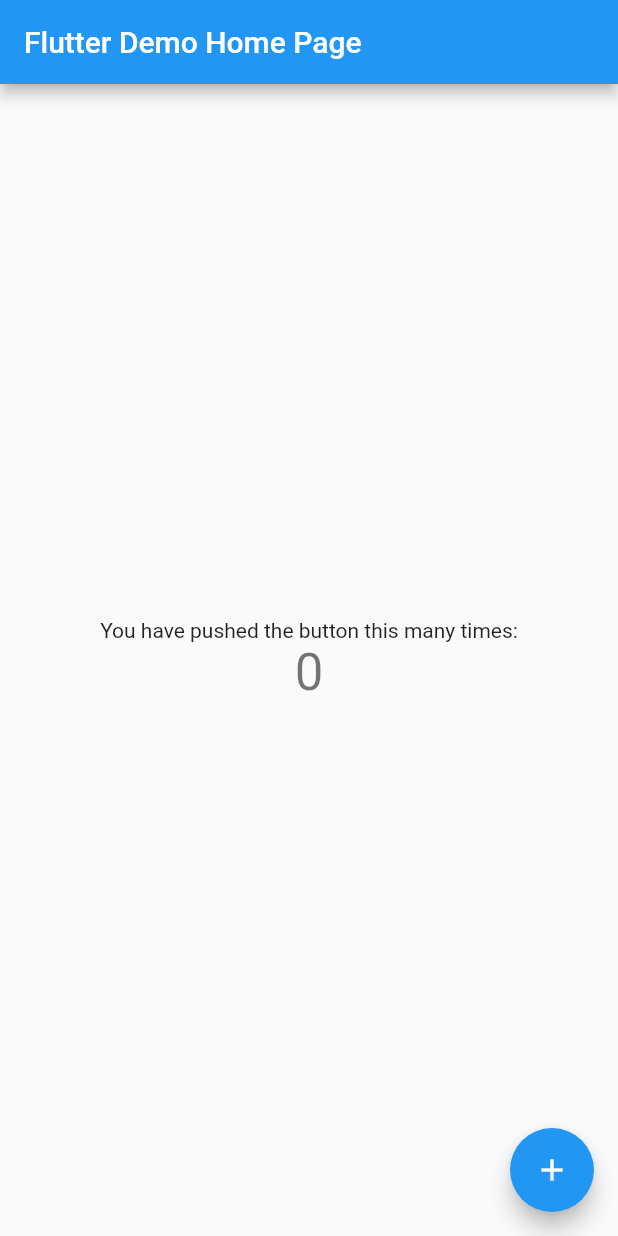
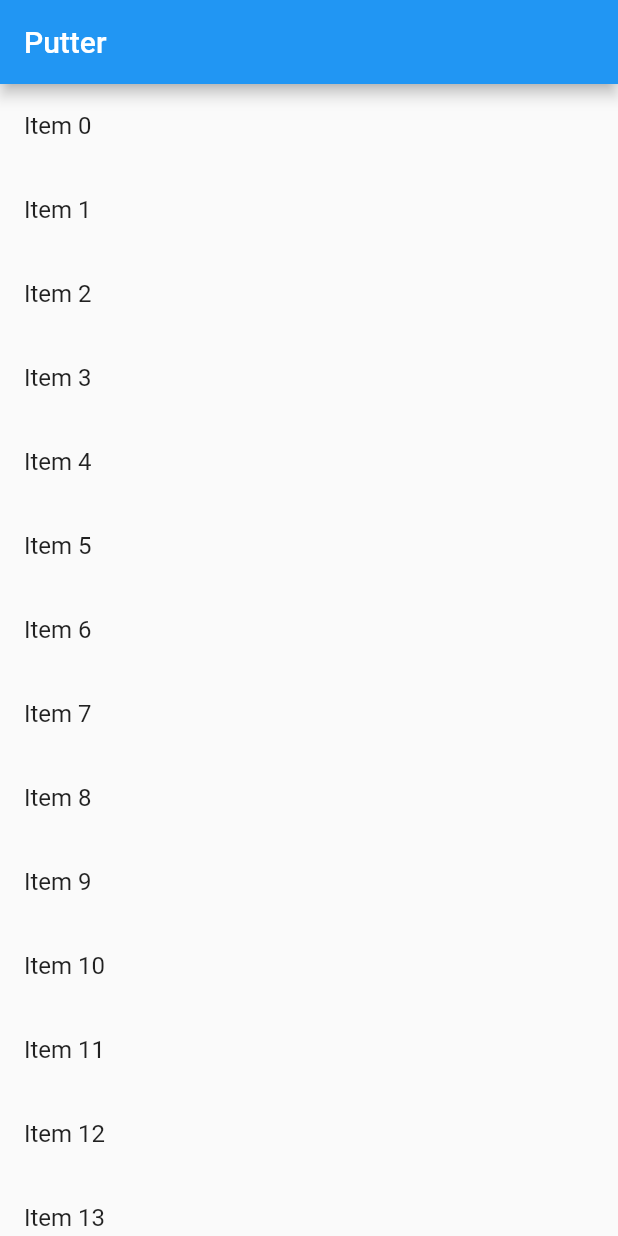
Before and after one commit to swashcap/flutter-experiments, a Flutter app: the screen it shows after launch, on a phone screen of 412 x 824 dp. Run offline on Flutter 3.47's test engine with Material 2 defaults, Android fonts, the phone set to English and light mode, and no system bars; our stand-ins replace transparent_image.

Commit message:
feat(pkg): add list view

```diff
--- /dev/null
+++ b/putter/lib/list_page.dart
@@ -0,0 +1,24 @@
+import 'package:flutter/material.dart';
+
+class ListPage extends StatelessWidget {
+  final List<String> items;
+
+  ListPage({ @required this.items });
+
+  @override
+  Widget build(BuildContext context) {
+    return Scaffold(
+      appBar: AppBar(
+        title: Text('Putter')
+      ),
+      body: ListView.builder(
+        itemBuilder: (context, index) {
+          return ListTile(
+            title: Text('${items[index]}'),
+          );
+        },
+        itemCount: items.length,
+      )
+    );
+  }
+}
--- a/putter/lib/main.dart
+++ b/putter/lib/main.dart
@@ -1,13 +1,18 @@
 import 'package:flutter/material.dart';
 
+import './details_page.dart';
+import './list_page.dart';
+
 void main() => runApp(new MyApp());
+
+final _items = new List<String>.generate(100, (i) => 'Item $i');
 
 class MyApp extends StatelessWidget {
   // This widget is the root of your application.
   @override
   Widget build(BuildContext context) {
     return new MaterialApp(
-      title: 'Flutter Demo',
+      title: 'Putter',
       theme: new ThemeData(
         // This is the theme of your application.
         //
@@ -19,91 +24,7 @@ class MyApp extends StatelessWidget {
         // counter didn't reset back to zero; the application is not restarted.
         primarySwatch: Colors.blue,
       ),
-      home: new MyHomePage(title: 'Flutter Demo Home Page'),
+      home: new ListPage(items: _items),
     );
   }
 }
-
-class MyHomePage extends StatefulWidget {
-  MyHomePage({Key key, this.title}) : super(key: key);
-
-  // This widget is the home page of your application. It is stateful, meaning
-  // that it has a State object (defined below) that contains fields that affect
-  // how it looks.
-
-  // This class is the configuration for the state. It holds the values (in this
-  // case the title) provided by the parent (in this case the App widget) and
-  // used by the build method of the State. Fields in a Widget subclass are
-  // always marked "final".
-
-  final String title;
-
-  @override
-  _MyHomePageState createState() => new _MyHomePageState();
-}
-
-class _MyHomePageState extends State<MyHomePage> {
-  int _counter = 0;
-
-  void _incrementCounter() {
-    setState(() {
-      // This call to setState tells the Flutter framework that something has
-      // changed in this State, which causes it to rerun the build method below
-      // so that the display can reflect the updated values. If we changed
-      // _counter without calling setState(), then the build method would not be
-      // called again, and so nothing would appear to happen.
-      _counter++;
-    });
-  }
-
-  @override
-  Widget build(BuildContext context) {
-    // This method is rerun every time setState is called, for instance as done
-    // by the _incrementCounter method above.
-    //
-    // The Flutter framework has been optimized to make rerunning build methods
-    // fast, so that you can just rebuild anything that needs updating rather
-    // than having to individually change instances of widgets.
-    return new Scaffold(
-      appBar: new AppBar(
-        // Here we take the value from the MyHomePage object that was created by
-        // the App.build method, and use it to set our appbar title.
-        title: new Text(widget.title),
-      ),
-      body: new Center(
-        // Center is a layout widget. It takes a single child and positions it
-        // in the middle of the parent.
-        child: new Column(
-          // Column is also layout widget. It takes a list of children and
-          // arranges them vertically. By default, it sizes itself to fit its
-          // children horizontally, and tries to be as tall as its parent.
-          //
-          // Invoke "debug paint" (press "p" in the console where you ran
-          // "flutter run", or select "Toggle Debug Paint" from the Flutter tool
-          // window in IntelliJ) to see the wireframe for each widget.
-          //
-          // Column has various properties to control how it sizes itself and
-          // how it positions its children. Here we use mainAxisAlignment to
-          // center the children vertically; the main axis here is the vertical
-          // axis because Columns are vertical (the cross axis would be
-          // horizontal).
-          mainAxisAlignment: MainAxisAlignment.center,
-          children: <Widget>[
-            new Text(
-              'You have pushed the button this many times:',
-            ),
-            new Text(
-              '$_counter',
-              style: Theme.of(context).textTheme.display1,
-            ),
-          ],
-        ),
-      ),
-      floatingActionButton: new FloatingActionButton(
-        onPressed: _incrementCounter,
-        tooltip: 'Increment',
-        child: new Icon(Icons.add),
-      ), // This trailing comma makes auto-formatting nicer for build methods.
-    );
-  }
-}
```
